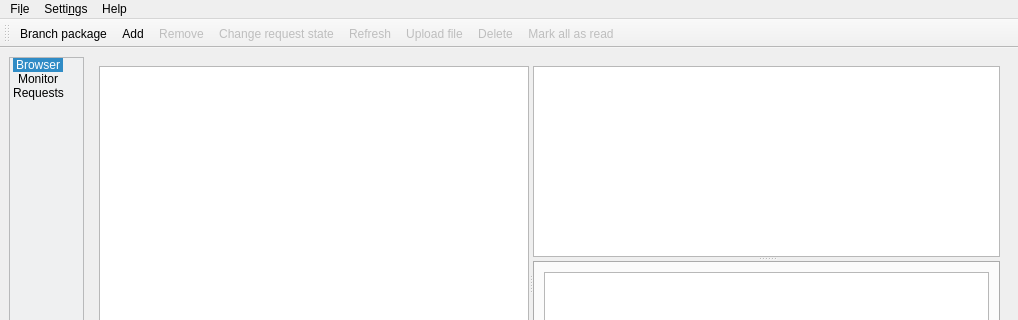
javierllorente/qactus, file src/gui/mainwindow.ui: the form before one commit; both pictures show x 0 to 1018 and y 0 to 320 of the 1018 by 540 pixel window.
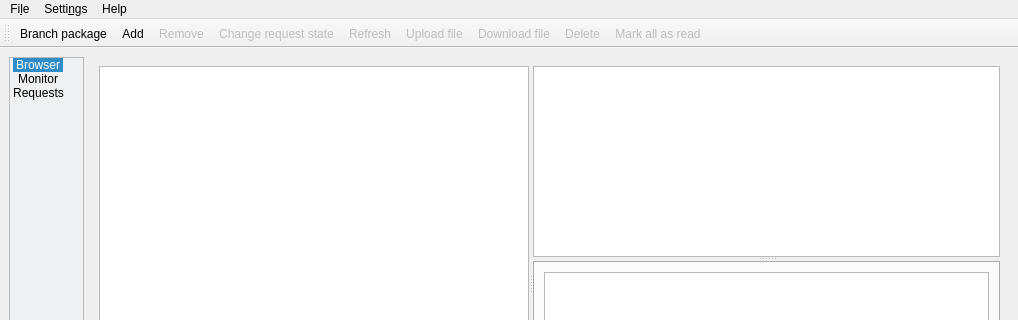
The form after the commit. Icons and pictures are not drawn. Custom widgets are drawn as their Qt base class.

Commit message: Add 'download file' action

Patch:
```diff
--- a/src/gui/mainwindow.ui
+++ b/src/gui/mainwindow.ui
@@ -408,6 +408,7 @@
    <addaction name="actionChange_request_state"/>
    <addaction name="action_Refresh"/>
    <addaction name="action_Upload_file"/>
+   <addaction name="action_Download_file"/>
    <addaction name="action_Delete"/>
    <addaction name="action_Mark_all_as_read"/>
   </widget>
@@ -587,6 +588,17 @@
     <bool>false</bool>
    </property>
   </action>
+  <action name="action_Download_file">
+   <property name="enabled">
+    <bool>false</bool>
+   </property>
+   <property name="icon">
+    <iconset theme="download"/>
+   </property>
+   <property name="text">
+    <string>&amp;Download file</string>
+   </property>
+  </action>
  </widget>
  <customwidgets>
   <customwidget>
```
